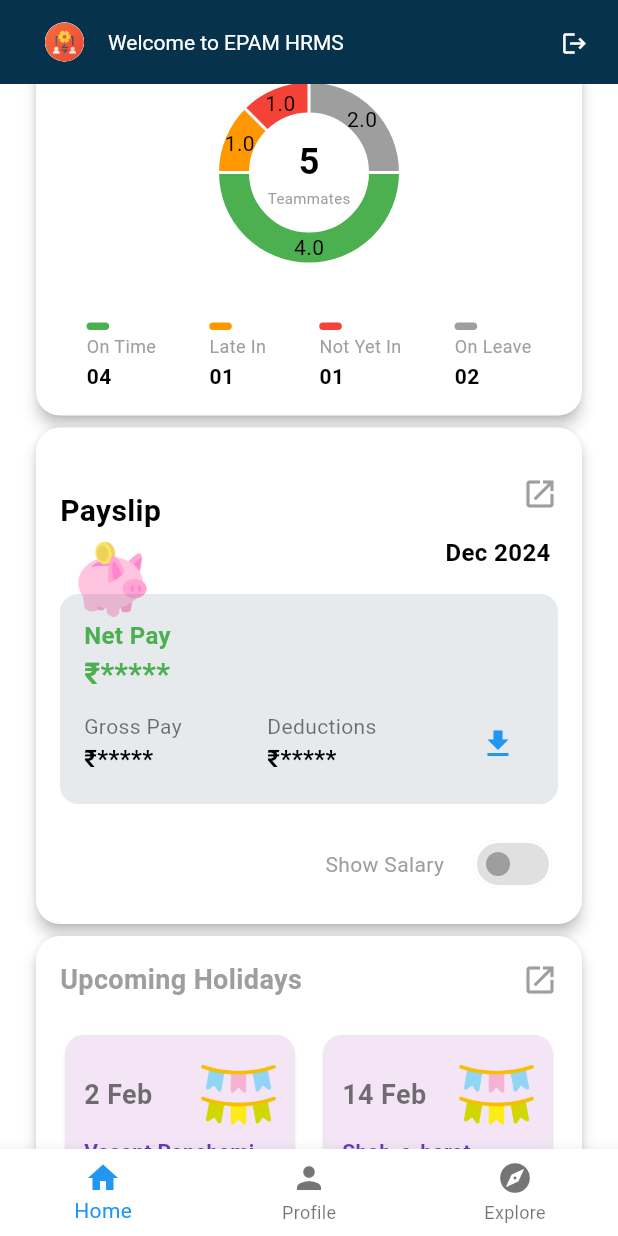
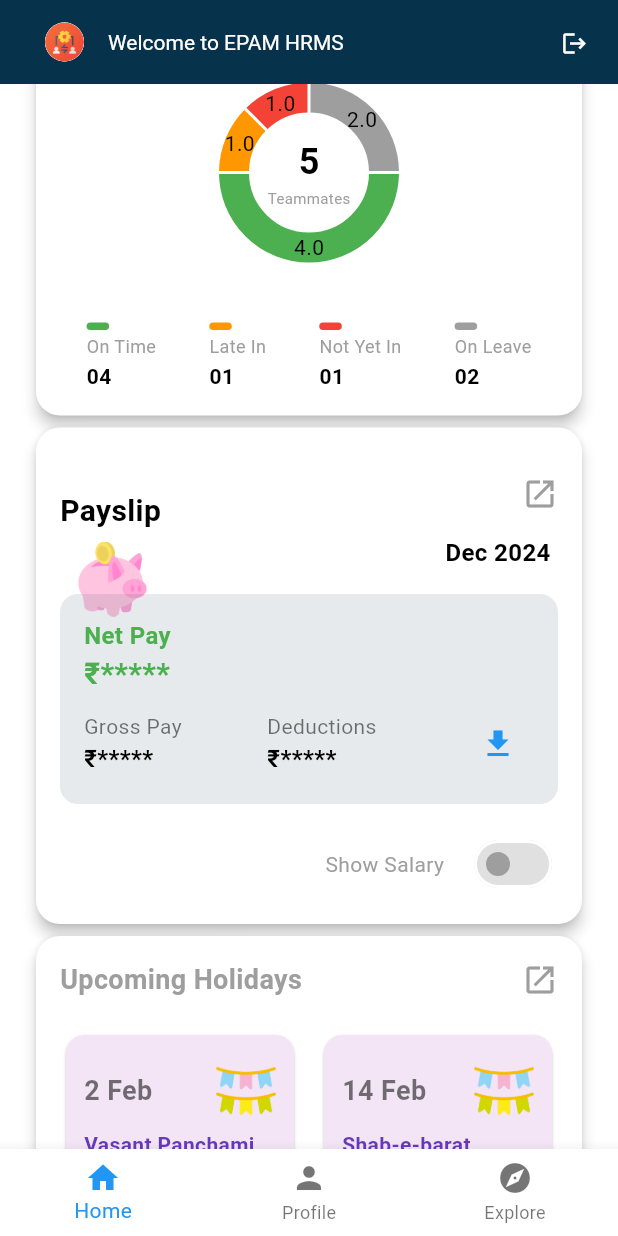
Before and after one commit to imamit29/hrms_projectx, a Flutter app: the NavigatorScreen screen opened directly, scrolled down 576 dp, on a phone screen of 412 x 824 dp. Run offline on Flutter 3.47's test engine with Material 3 defaults, Android fonts, the phone set to English and light mode, and no system bars; drawn by our look-alikes of fl_chart; our stand-ins replace fluttertoast, shared_preferences; accounts and stored records are empty.

Commit message:
calendar issue fixed

```diff
--- a/lib/screens/bottombarPages/homeSections/HolidayCard.dart
+++ b/lib/screens/bottombarPages/homeSections/HolidayCard.dart
@@ -88,12 +88,12 @@
                     color: Colors.black54,
                   ),
                 ),
-                Positioned(
-                  left: 0,
+                Container(
+                  height: 40,
+                  width: 40,
                   //top: -35,
                   child: Image.asset(
                     "assets/ic_flags.png",
-                    width: 50,
                   ),
                 ),
               ],
```
